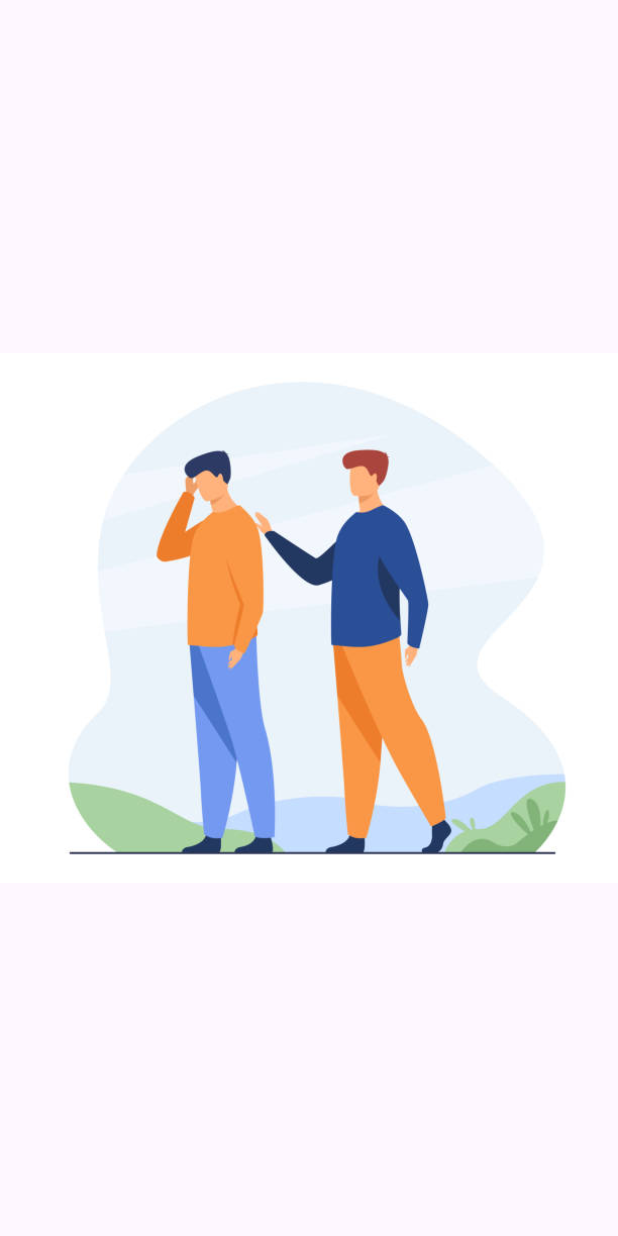
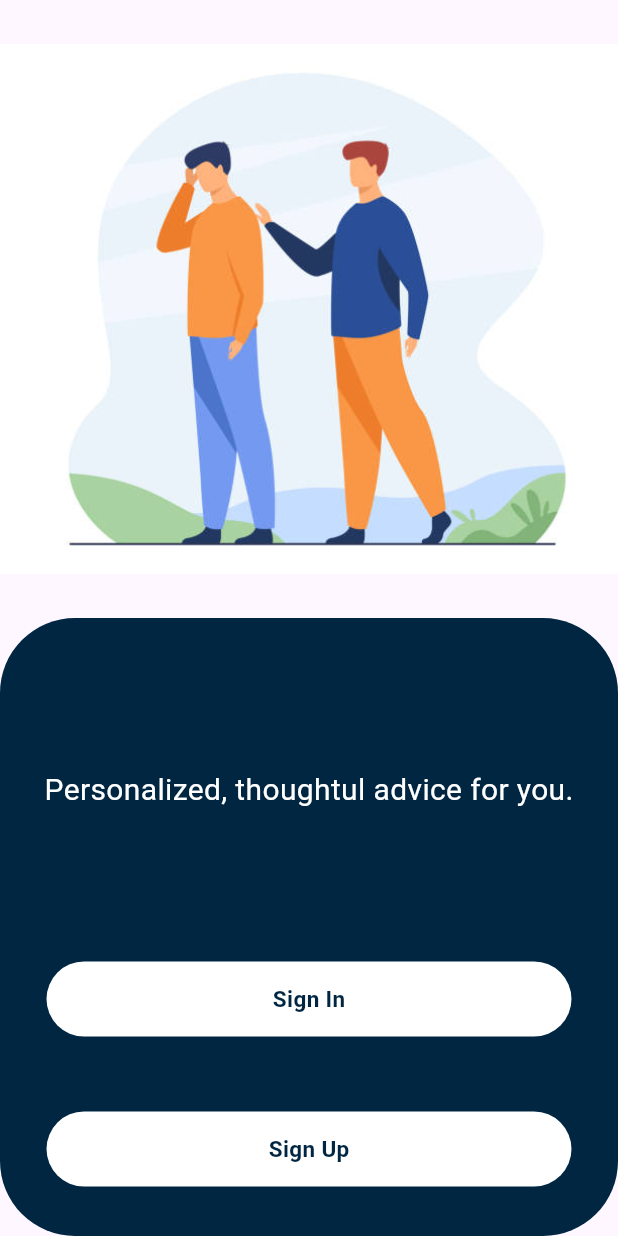
Before and after one commit to KabeloBitcube/advice_generator, a Flutter app: the screen it shows after launch, on a phone screen of 412 x 824 dp. Run offline on Flutter 3.47's test engine with Material 3 defaults, Android fonts, the phone set to English and light mode, and no system bars; our stand-ins replace go_router.

Commit message:
Login Screen > Sign in and sign up button

```diff
--- a/lib/Presentation/Login/login.dart
+++ b/lib/Presentation/Login/login.dart
@@ -1,4 +1,5 @@
 import 'package:flutter/material.dart';
+import 'package:go_router/go_router.dart';
 
 class LoginScreen extends StatefulWidget {
   const LoginScreen({super.key});
@@ -11,10 +12,82 @@ class _LoginScreenState extends State<LoginScreen> {
   @override
   Widget build(BuildContext context) {
     return Scaffold(
-      body: Container(
-        height: MediaQuery.of(context).size.height,
-        decoration: BoxDecoration(
-          image: DecorationImage(image: AssetImage('assets/advice-img.jpg'))
+      body: SingleChildScrollView(
+        child: Column(
+          children: [
+            Container(
+              height: MediaQuery.of(context).size.height * 0.5,
+              decoration: BoxDecoration(
+                image: DecorationImage(
+                  image: AssetImage('assets/advice-img.jpg'),
+                ),
+              ),
+            ),
+            Container(
+              height: MediaQuery.of(context).size.height * 0.5,
+              width: MediaQuery.of(context).size.width,
+              decoration: BoxDecoration(
+                color: const Color.fromARGB(255, 0, 38, 66),
+                borderRadius: BorderRadius.circular(50),
+              ),
+              child: Column(
+                children: [
+                  SizedBox(height: 100),
+                  Text(
+                    'Personalized, thoughtul advice for you.',
+                    style: TextStyle(
+                      color: Colors.white,
+                      fontSize: 20,
+                    ),
+                  ),
+                  SizedBox(height: 100),
+                  GestureDetector(
+                    onTap: () => context.push('/sign-in'),
+                    child: Container(
+                      height: 50,
+                      width: 350,
+                      decoration: BoxDecoration(
+                        borderRadius: BorderRadius.circular(50),
+                        color: Colors.white,
+                      ),
+                      child: Center(
+                        child: Text(
+                          'Sign In',
+                          style: TextStyle(
+                            color: const Color.fromARGB(255, 0, 38, 66),
+                            fontSize: 15,
+                            fontWeight: FontWeight.bold,
+                          ),
+                        ),
+                      ),
+                    ),
+                  ),
+                  SizedBox(height: 50),
+                  GestureDetector(
+                    onTap: () => context.push('/sign-up'),
+                    child: Container(
+                      height: 50,
+                      width: 350,
+                      decoration: BoxDecoration(
+                        borderRadius: BorderRadius.circular(50),
+                        color: Colors.white,
+                      ),
+                      child: Center(
+                        child: Text(
+                          'Sign Up',
+                          style: TextStyle(
+                            color: const Color.fromARGB(255, 0, 38, 66),
+                            fontSize: 15,
+                            fontWeight: FontWeight.bold,
+                          ),
+                        ),
+                      ),
+                    ),
+                  ),
+                ],
+              ),
+            ),
+          ],
         ),
       ),
     );
--- /dev/null
+++ b/lib/Presentation/Login/sign_in.dart
@@ -0,0 +1,13 @@
+import 'package:flutter/material.dart';
+
+class SignInScreen extends StatelessWidget {
+  const SignInScreen({super.key});
+
+  @override
+  Widget build(BuildContext context) {
+    return Scaffold(
+      appBar: AppBar(),
+      body: SingleChildScrollView(),
+    );
+  }
+}
--- /dev/null
+++ b/lib/Presentation/Login/sign_up.dart
@@ -0,0 +1,13 @@
+import 'package:flutter/material.dart';
+
+class SignUpScreen extends StatelessWidget {
+  const SignUpScreen({super.key});
+
+   @override
+  Widget build(BuildContext context) {
+    return Scaffold(
+      appBar: AppBar(),
+      body: SingleChildScrollView(),
+    );
+  }
+}
--- /dev/null
+++ b/lib/Presentation/Navigation/router.dart
@@ -0,0 +1,34 @@
+import 'package:advice_generator/Presentation/Home/home.dart';
+import 'package:advice_generator/Presentation/Login/login.dart';
+import 'package:advice_generator/Presentation/Login/sign_in.dart';
+import 'package:advice_generator/Presentation/Login/sign_up.dart';
+import 'package:go_router/go_router.dart';
+
+final router = GoRouter(
+  routes: [
+    GoRoute(
+      path: '/',
+      builder: (context, state) {
+        return LoginScreen();
+      },
+    ),
+    GoRoute(
+      path: '/home',
+      builder: (context, state) {
+        return HomeScreen();
+      },
+    ),
+    GoRoute(
+      path: '/sign-in',
+      builder: (context, state) {
+        return SignInScreen();
+      },
+    ),
+    GoRoute(
+      path: '/sign-up',
+      builder: (context, state) {
+        return SignUpScreen();
+      },
+    ),
+  ],
+);
--- a/lib/main.dart
+++ b/lib/main.dart
@@ -1,4 +1,4 @@
-import 'package:advice_generator/Presentation/Login/login.dart';
+import 'package:advice_generator/Presentation/Navigation/router.dart';
 import 'package:flutter/material.dart';
 
 void main() {
@@ -10,12 +10,9 @@ class MyApp extends StatelessWidget {
 
   @override
   Widget build(BuildContext context) {
-    return MaterialApp(
+    return MaterialApp.router(
       debugShowCheckedModeBanner: false,
-      theme: ThemeData(
-        colorScheme: ColorScheme.fromSeed(seedColor: Colors.deepPurple),
-      ),
-      home: LoginScreen(),
+      routerConfig: router,
     );
   }
 }
--- a/pubspec.yaml
+++ b/pubspec.yaml
@@ -12,6 +12,7 @@ dependencies:
   flutter:
     sdk: flutter
   cupertino_icons: ^1.0.8
+  go_router: ^16.0.0
 
 dev_dependencies:
   flutter_test:
```
Also changed, not shown: pubspec.lock.
